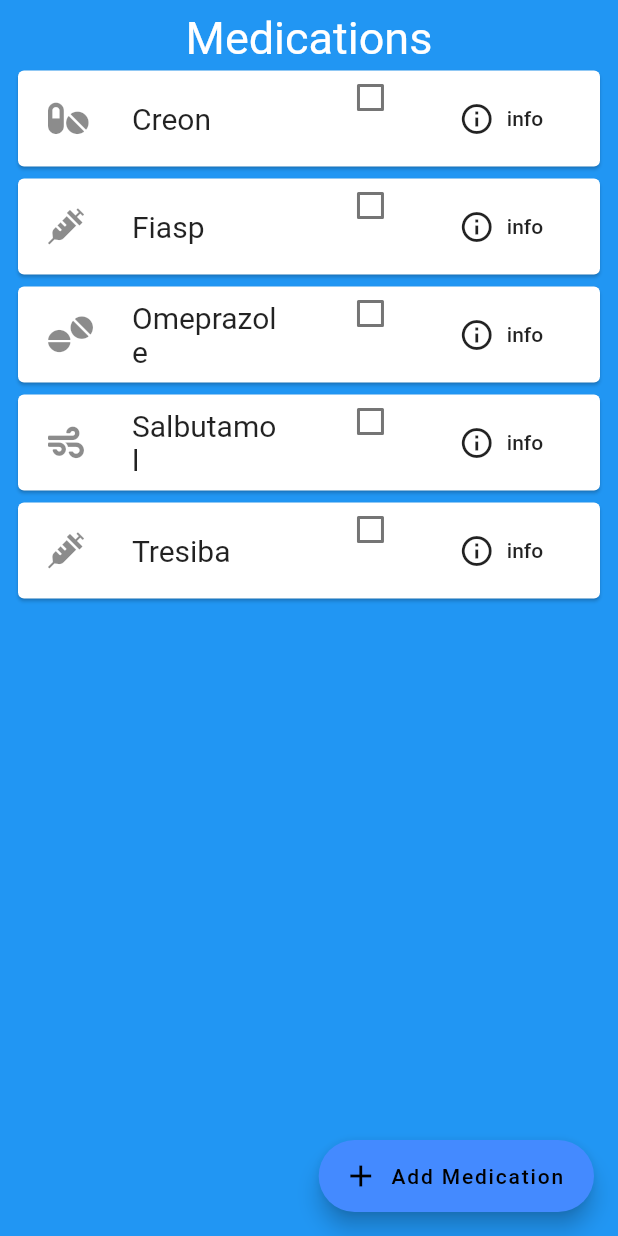
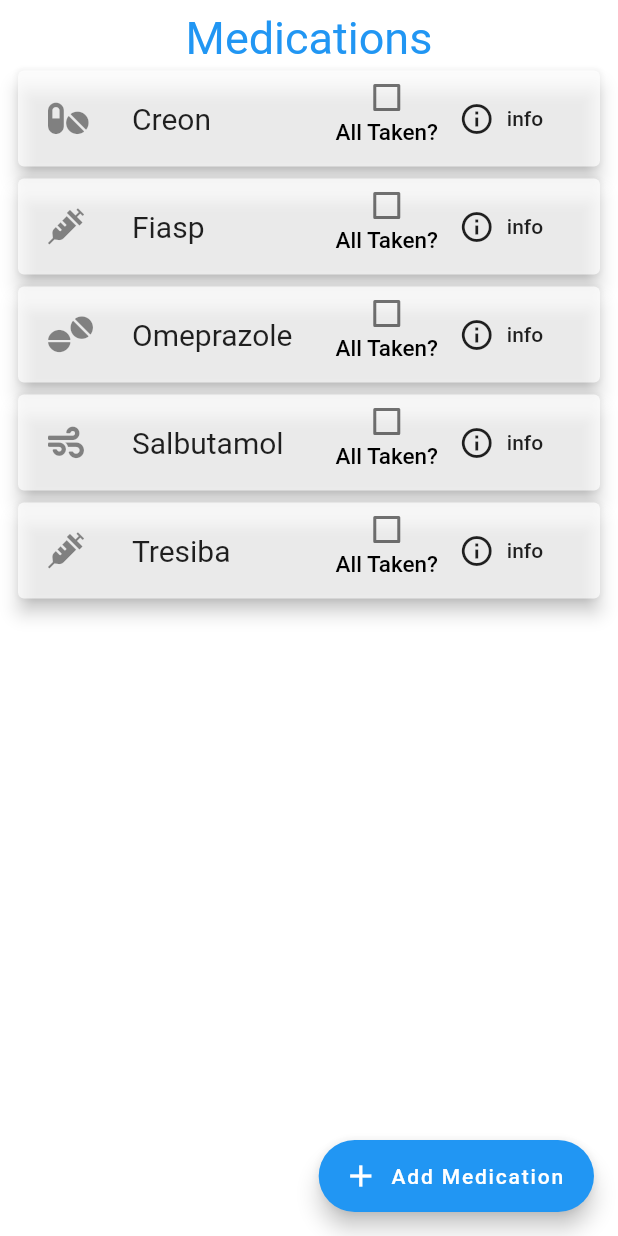
Before and after one commit to rosscraw/MedicationTracker, a Flutter app: the MedicationScreen screen opened directly, on a phone screen of 412 x 824 dp. Run offline on Flutter 3.47's test engine with Material 2 defaults, Android fonts, the phone set to English and light mode, and no system bars; our stand-ins replace charts_flutter, cloud_firestore, firebase_auth, flutter_spinkit, table_calendar; accounts and stored records are empty.

Commit message:
Updated dark and light app themes.

```diff
--- a/medication_tracker/lib/screens/custom_widgets/medication_details_form.dart
+++ b/medication_tracker/lib/screens/custom_widgets/medication_details_form.dart
@@ -48,7 +48,6 @@ class _MedicationDetailsFormState extends State<MedicationDetailsForm> {
         shape: RoundedRectangleBorder(
           borderRadius: BorderRadius.circular(15.0),
         ),
-        color: Colors.blue,
         child: Text(
           widget.isAddScreen ? 'Add Medication' : 'Edit Medication',
           style: TextStyle(color: Colors.white),
--- a/medication_tracker/lib/screens/medication_list/medication_list_screen.dart
+++ b/medication_tracker/lib/screens/medication_list/medication_list_screen.dart
@@ -108,7 +108,8 @@ class _MedicationScreenState extends State<MedicationScreen> {
                                 },
                               ),
                             ),
-                            Expanded(child: Text('All Taken?')),
+                            Expanded(child: Text('All Taken?',
+                            style: Theme.of(context).textTheme.bodyText1)),
                           ],
                         ),
                         FlatButton.icon(
--- a/medication_tracker/lib/themes/app_themes.dart
+++ b/medication_tracker/lib/themes/app_themes.dart
@@ -3,50 +3,86 @@ import 'package:flutter/material.dart';
 class AppTheme {
   AppTheme._();
 
-  static Color _iconColor = Colors.blueAccent.shade200;
+  static Color _iconColor = Colors.white;
 
-  static const Color _lightPrimaryColor = Colors.blue;
-  static const Color _lightPrimaryVariantColor = Colors.blue;
-  static const Color _lightSecondaryColor = Colors.blueAccent;
-  static const Color _lightOnPrimaryColor = Colors.white;
 
-  static const Color _darkPrimaryColor = Colors.white24;
-  static const Color _darkPrimaryVariantColor = Colors.black;
+
+  // Backgrounds
+  static const Color _lightPrimaryColor = Colors.white;
+  // Cards
+  static const Color _lightPrimaryVariantColor = Colors.white;
+  // Buttons
+  static const Color _lightSecondaryColor = Colors.blue;
+  static const Color _lightSecondaryVariantColor = Colors.white;
+  // Text on background
+  static const Color _lightOnPrimaryColor = Colors.blue;
+  // Text on cards/ buttons
+  static const Color _lightOnSecondaryColor = Colors.white;
+
+  static const Color _darkPrimaryColor = Colors.black;
+  static const Color _darkPrimaryVariantColor = Colors.white24;
   static const Color _darkSecondaryColor = Colors.white;
+  static const Color _darkSecondaryVariantColor = Colors.white;
   static const Color _darkOnPrimaryColor = Colors.white;
+  static const Color _darkOnSecondaryColor = Colors.blue;
 
   static final ThemeData lightTheme = ThemeData(
-    scaffoldBackgroundColor: _lightPrimaryVariantColor,
+    scaffoldBackgroundColor: _lightPrimaryColor,
     appBarTheme: AppBarTheme(
-      color: _lightPrimaryVariantColor,
-      iconTheme: IconThemeData(color: _lightOnPrimaryColor),
+      color: _lightSecondaryColor,
+      iconTheme: IconThemeData(color: _lightOnSecondaryColor),
     ),
     colorScheme: ColorScheme.light(
       primary: _lightPrimaryColor,
       primaryVariant: _lightPrimaryVariantColor,
       secondary: _lightSecondaryColor,
+      secondaryVariant: _lightSecondaryVariantColor,
       onPrimary: _lightOnPrimaryColor,
+      onSecondary: _lightOnSecondaryColor,
     ),
     iconTheme: IconThemeData(
-      color: _iconColor,
+      color: Colors.blue,
+    ),
+    primaryIconTheme: IconThemeData(
+      color: Colors.blue
+    ),
+    floatingActionButtonTheme: FloatingActionButtonThemeData(
+        backgroundColor: _lightSecondaryColor,
+        foregroundColor: _lightOnSecondaryColor
+    ),
+    buttonTheme: ButtonThemeData(
+        buttonColor: _lightSecondaryColor
+    ),
+    cardTheme: CardTheme(
+      color: Colors.white70,
+      elevation: 5
     ),
     textTheme: _lightTextTheme,
   );
 
   static final ThemeData darkTheme = ThemeData(
-    scaffoldBackgroundColor: _darkPrimaryVariantColor,
+//    bottomNavigationBarTheme: BottomNavigationBarThemeData(
+//      selectedItemColor: Colors.blue
+//    ),
+    scaffoldBackgroundColor: _darkPrimaryColor,
     appBarTheme: AppBarTheme(
       color: _darkPrimaryVariantColor,
       iconTheme: IconThemeData(color: _darkOnPrimaryColor),
     ),
     colorScheme: ColorScheme.dark(
-      primary: _darkPrimaryColor,
-      primaryVariant: _darkPrimaryVariantColor,
-      secondary: _darkSecondaryColor,
-      onPrimary: _darkOnPrimaryColor,
     ),
     iconTheme: IconThemeData(
       color: _iconColor,
+    ),
+    floatingActionButtonTheme: FloatingActionButtonThemeData(
+        backgroundColor: _darkPrimaryVariantColor,
+        foregroundColor: _darkOnPrimaryColor
+    ),
+    buttonTheme: ButtonThemeData(
+      buttonColor: _darkPrimaryVariantColor
+    ),
+    cardTheme: CardTheme(
+        elevation: 5
     ),
     textTheme: _darkTextTheme,
   );
@@ -65,9 +101,9 @@ class AppTheme {
 
   static final TextStyle _lightScreenHeadingTextStyle = TextStyle(fontSize: 30.0, color: _lightOnPrimaryColor);
   static final TextStyle _lightScreenTaskNameTextStyle = TextStyle(fontSize: 20.0, color: _lightOnPrimaryColor);
-  static final TextStyle _lightScreenTaskDurationTextStyle = TextStyle(fontSize: 16.0, color: Colors.grey);
+  static final TextStyle _lightScreenTaskDurationTextStyle = TextStyle(fontSize: 15.0, color: Colors.black);
 
   static final TextStyle _darkScreenHeadingTextStyle = _lightScreenHeadingTextStyle.copyWith(color: _darkOnPrimaryColor);
   static final TextStyle _darkScreenTaskNameTextStyle = _lightScreenTaskNameTextStyle.copyWith(color: _darkOnPrimaryColor);
-  static final TextStyle _darkScreenTaskDurationTextStyle = _lightScreenTaskDurationTextStyle;
+  static final TextStyle _darkScreenTaskDurationTextStyle = TextStyle(fontSize: 15.0, color: Colors.white);
 }
```
